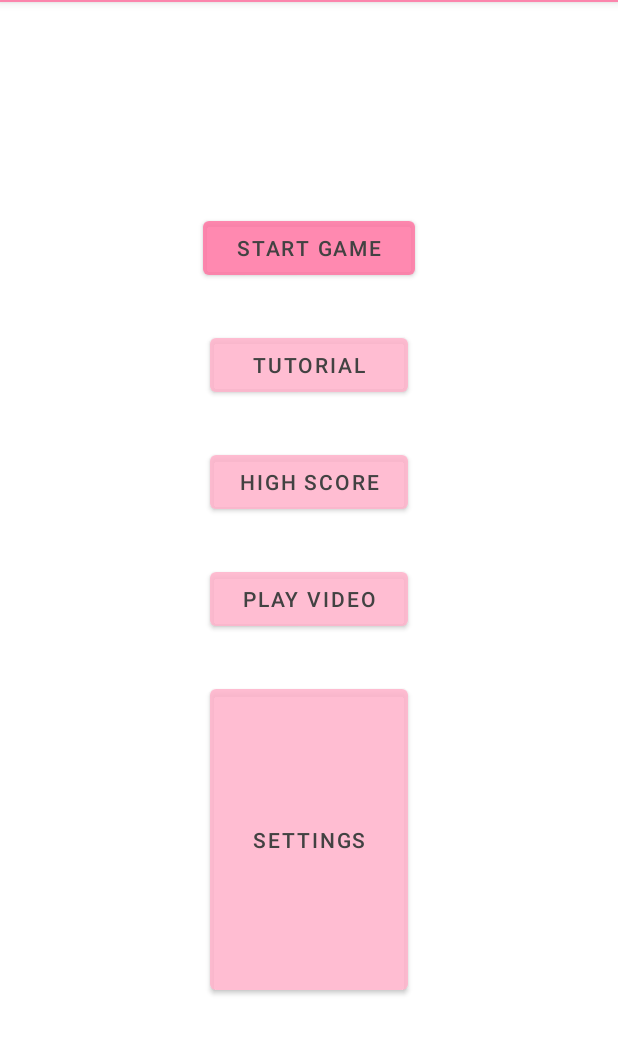
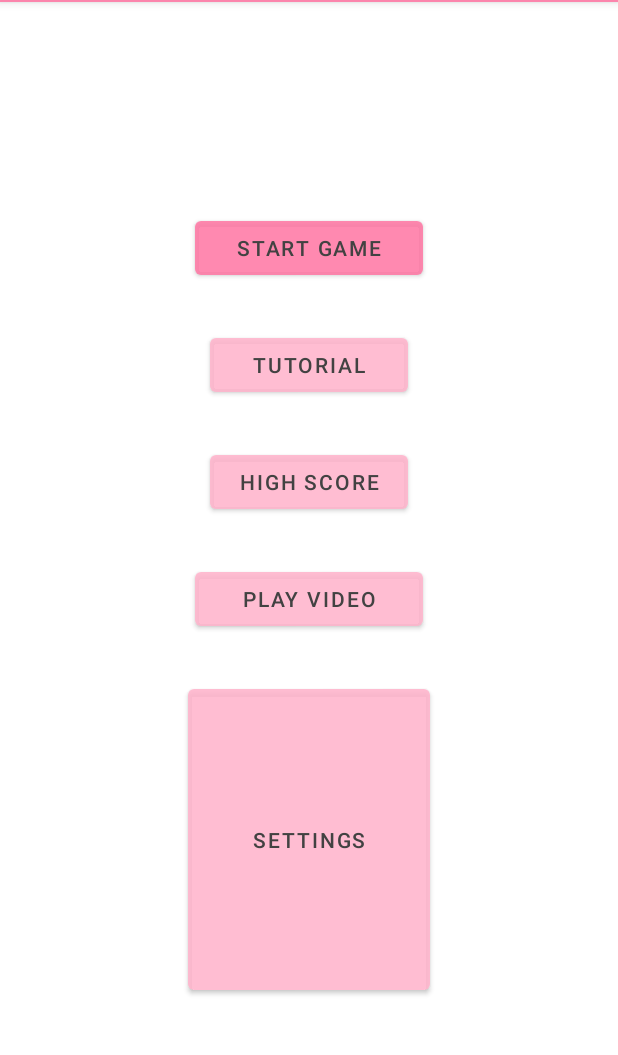
Before and after one commit to basicasian/lostinwonderland, an Android app: the MainActivity screen opened directly, with no data from a screen before it, on a phone screen of 412 x 824 dp, the part 82-1137 px from its top. Run offline under Robolectric (Android 15) with nearby library versions, the phone set to English and light mode, and no system bars.

Commit message:
layout for german adapted

```diff
--- a/app/src/main/res/layout/activity_help.xml
+++ b/app/src/main/res/layout/activity_help.xml
@@ -194,7 +194,7 @@
             android:layout_width="80dp"
             android:layout_height="80dp"
             android:layout_marginTop="52dp"
-            android:layout_marginEnd="168dp"
+            android:layout_marginEnd="216dp"
             app:layout_constraintEnd_toEndOf="@+id/helpText3"
             app:layout_constraintTop_toBottomOf="@+id/helpText3"
             app:srcCompat="@drawable/pause" />
@@ -203,7 +203,7 @@
             android:id="@+id/helpImage"
             android:layout_width="80dp"
             android:layout_height="80dp"
-            android:layout_marginStart="168dp"
+            android:layout_marginStart="216dp"
             android:layout_marginTop="52dp"
             app:layout_constraintStart_toStartOf="@+id/helpText3"
             app:layout_constraintTop_toBottomOf="@+id/helpText3"
--- a/app/src/main/res/layout/activity_main.xml
+++ b/app/src/main/res/layout/activity_main.xml
@@ -14,9 +14,9 @@
         android:layout_alignParentStart="true"
         android:layout_alignParentTop="true"
         android:layout_alignParentEnd="true"
-        android:layout_marginStart="135dp"
+        android:layout_marginStart="130dp"
         android:layout_marginTop="140dp"
-        android:layout_marginEnd="135dp"
+        android:layout_marginEnd="130dp"
         android:onClick="startGameActivity"
         android:text="@string/menu_title_game"
         android:textColor="#424242"
@@ -73,9 +73,9 @@
         android:layout_below="@+id/highscoreButton"
         android:layout_alignParentStart="true"
         android:layout_alignParentEnd="true"
-        android:layout_marginStart="140dp"
+        android:layout_marginStart="130dp"
         android:layout_marginTop="30dp"
-        android:layout_marginEnd="140dp"
+        android:layout_marginEnd="130dp"
         android:onClick="startVideoActivity"
         android:text="@string/menu_title_video"
         android:textColor="#424242"
@@ -93,9 +93,9 @@
         android:layout_alignParentStart="true"
         android:layout_alignParentEnd="true"
         android:layout_alignParentBottom="true"
-        android:layout_marginStart="140dp"
+        android:layout_marginStart="125dp"
         android:layout_marginTop="30dp"
-        android:layout_marginEnd="140dp"
+        android:layout_marginEnd="125dp"
         android:layout_marginBottom="103dp"
         android:onClick="startSettingsActivity"
         android:text="@string/menu_title_settings"
--- a/app/src/main/res/values/strings.xml
+++ b/app/src/main/res/values/strings.xml
@@ -13,7 +13,7 @@
     <string name="help_chara">This is your character, \n help it find the way out of this wicked wonderland!</string>
     <string name="help_buttons">Pressing the buttons, will move your \n character to the left or right, \n but will also make your character jump.</string>
     <string name="help_enemy">Be careful not to touch the monsters! \n And don\'t fall from the platforms!</string>
-    <string name="help_heart">You have three lives, \n if you lose them all it's game over.</string>
+    <string name="help_heart">You have three lives, if you lose them all it\'s game over.</string>
     <string name="help_pause">Clicking on the pause button, \n will pause button and also stop the music.</string>
 
     <!-- skip video -->
```
Also changed, not shown: 1 other file.
